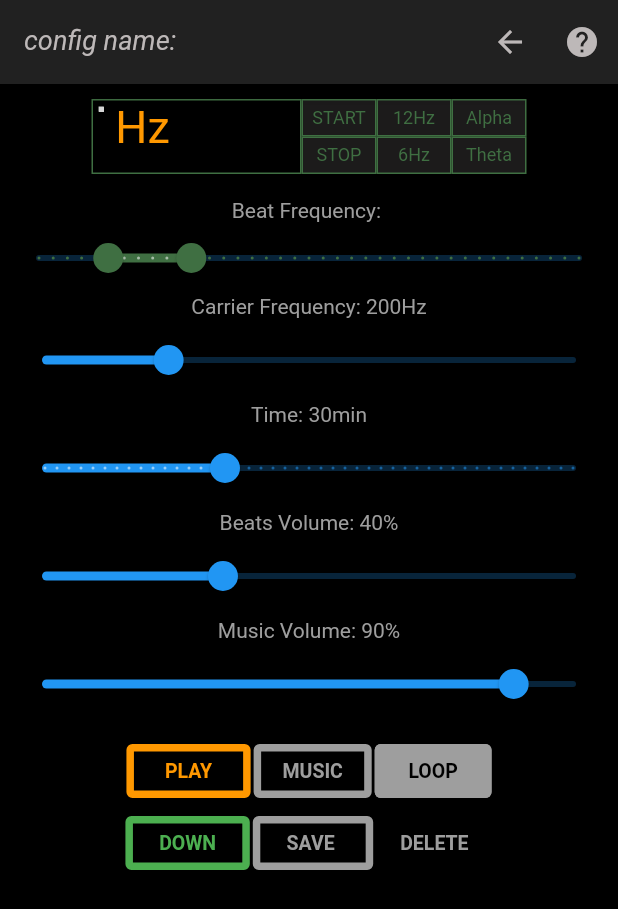
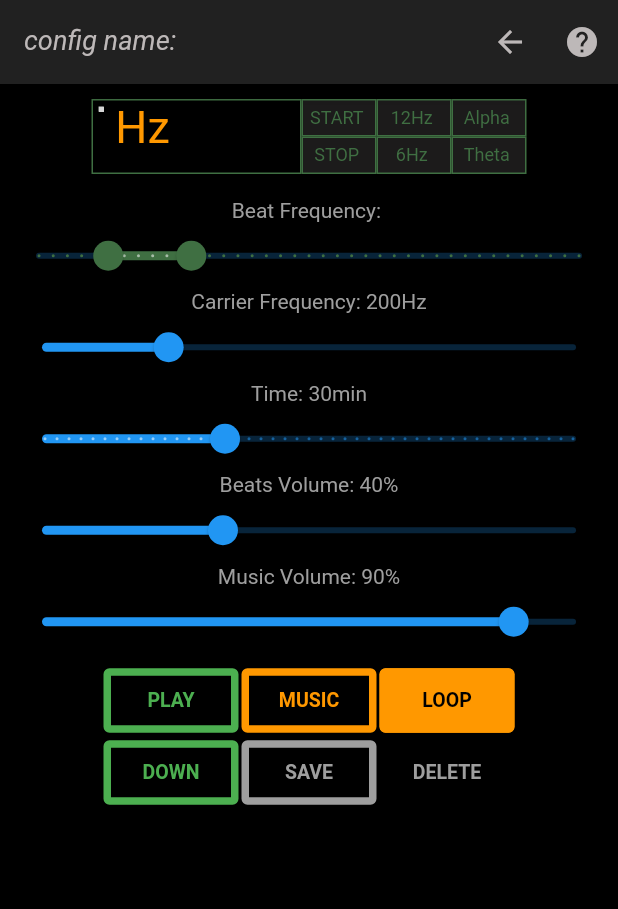
Before and after one commit to zavarese/binauralsleep, a Flutter app: the screen it shows after launch, after a tap on the "add to photos" icon, on a phone screen of 412 x 824 dp. Shown: the top 909 px of the screen. Run offline on Flutter 3.47's test engine with Material 2 defaults, Android fonts, the phone set to English and light mode, and no system bars; our stand-ins replace file_picker, shared_preferences; missing offline and left inert: segment_display; grey boxes are pictures that could not be loaded.

Commit message:
Novos botões

```diff
--- a/lib/pages/configuration.dart
+++ b/lib/pages/configuration.dart
@@ -243,9 +243,22 @@ class ConfigPageState extends Config with WidgetsBindingObserver  {
                             children: <Widget>[
                               ButtonCustomState(
                                 button: ButtonCustom(
-                                    label: (isPlaying=="true" ? "   STOP  " : "   PLAY   "),
+                                    label: (isPlaying=="true" ? "STOP" : "PLAY"),
                                     active: (isPlaying=="true" ? true : false),
                                     function: (loading=="loading..."?null:playButton),
+                                    color: Colors.green,
+                                ),
+                              ),
+                            ]
+                        ),
+                        Column(children: <Widget>[SizedBox(width:2)]),
+                        Column(
+                            children: <Widget>[
+                              ButtonCustomState(
+                                button: ButtonCustom(
+                                    label: 'MUSIC',
+                                    active: (path==""||path=="error"?false:true),
+                                    function: (isPlaying=="false"?(path==""?musicButton:setEmptyMusic):null),
                                     color: Colors.orange,
                                 ),
                               ),
@@ -256,23 +269,10 @@ class ConfigPageState extends Config with WidgetsBindingObserver  {
                             children: <Widget>[
                               ButtonCustomState(
                                 button: ButtonCustom(
-                                    label: ' MUSIC ',
-                                    active: (path==""||path=="error"?false:true),
-                                    function: (isPlaying=="false"?(path==""?musicButton:setEmptyMusic):null),
-                                    color: Colors.grey,
-                                ),
-                              ),
-                            ]
-                        ),
-                        Column(children: <Widget>[SizedBox(width:2)]),
-                        Column(
-                            children: <Widget>[
-                              ButtonCustomState(
-                                button: ButtonCustom(
-                                    label: '  LOOP  ',
+                                    label: 'LOOP',
                                     active: (loop==true?true:false),
                                     function: (isPlaying=="false"?loopButton:null),
-                                    color: Colors.grey,
+                                    color: Colors.orange,
                                 ),
                               ),
                             ]
@@ -280,13 +280,14 @@ class ConfigPageState extends Config with WidgetsBindingObserver  {
                       ]
                     ),
                     Row(
+                      mainAxisSize: MainAxisSize.min,
                       mainAxisAlignment:  MainAxisAlignment.center,
                       children: <Widget>[
                         Column(
                             children: <Widget>[
                               ButtonCustomState(
                                 button: ButtonCustom(
-                                    label: (decreasing==true?'  DOWN  ':'     UP     '),
+                                    label: (decreasing==true?'DOWN':'UP'),
                                     active: false,
                                     function: (isPlaying=="false"?upDownButton:null),
                                     color: Colors.green,
@@ -299,7 +300,7 @@ class ConfigPageState extends Config with WidgetsBindingObserver  {
                             children: <Widget>[
                               ButtonCustomState(
                                 button: ButtonCustom(
-                                    label: '  SAVE   ',
+                                    label: 'SAVE',
                                     active: false,
                                     function: (isPlaying=="true" || loading=="loading..."?null:(id==0?saveInsertButton:saveUpdateButton)),
                                     color: Colors.grey,
--- a/lib/util/components.dart
+++ b/lib/util/components.dart
@@ -43,6 +43,8 @@ class ButtonCustomState extends StatelessWidget {
             style: TextStyle(color: colorText,fontWeight: FontWeight.bold,fontSize: 13),
           ),
           style: OutlinedButton.styleFrom(
+            padding: EdgeInsets.all(14),
+            fixedSize: Size.fromWidth(90),
             side: BorderSide(width: 5.0, color: colorBorder),
             backgroundColor: colorBackground
           ),
@@ -74,6 +76,7 @@ class SliderCustomState  extends StatelessWidget {
           .of(context)
           .size
           .width,
+      height: 45,
       child: SliderTheme(
         data: SliderTheme.of(context).copyWith(
           trackShape: RoundedRectSliderTrackShape(),
@@ -178,6 +181,7 @@ class RangeSliderCustomState  extends StatelessWidget {
   Widget build(BuildContext context) {
     return Container(
       width: MediaQuery.of(context).size.width,
+      height: 45,
       child: SliderTheme(
         data: SliderThemeData(
           valueIndicatorColor: Color.fromRGBO(63, 111, 66, 1),
@@ -282,7 +286,7 @@ class SquareCustomState  extends StatelessWidget {
       ),
       width: squareCustom.width,
       height: squareCustom.height,
-      child: Text(squareCustom.value,  //Color.fromRGBO(63, 111, 66, 1)
+      child: SelectableText(squareCustom.value,  //Color.fromRGBO(63, 111, 66, 1)
         style: squareCustom.textStyle,
       ),
     );
```
